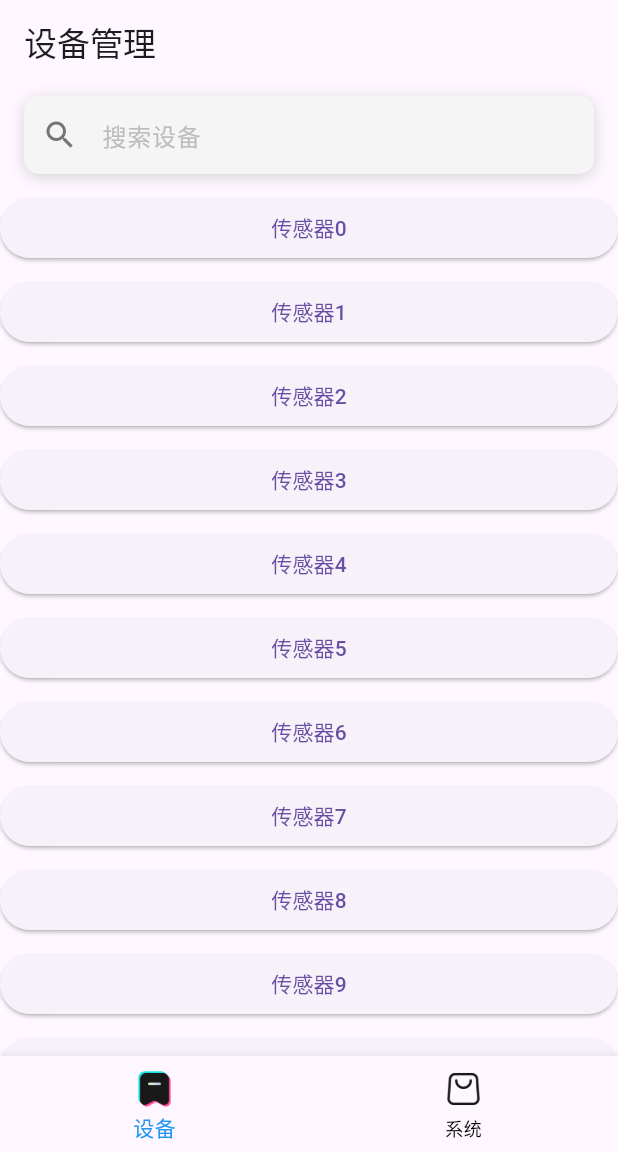
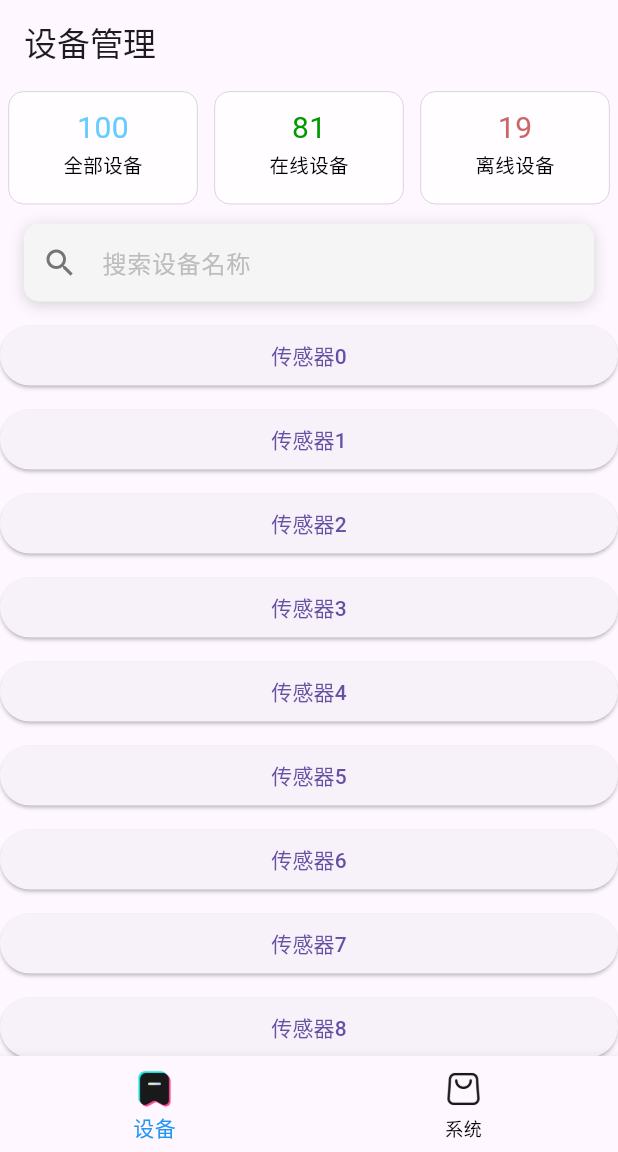
Before and after one commit to Nahida1O27/UI4LoRaWAN, a Flutter app: the screen it shows after launch, on a phone screen of 412 x 824 dp, the part 84-1236 px from its top. Run offline on Flutter 3.47's test engine with Material 3 defaults, Android fonts, the phone set to English and light mode, and no system bars.

Commit message:
实现了DeviceCard控件
Co-authored-by: Copilot <copilot@github.com>

```diff
--- /dev/null
+++ b/lib/components/Device/device_card.dart
@@ -0,0 +1,44 @@
+import 'package:flutter/material.dart';
+
+//单个卡片组件
+class DeviceCard extends StatelessWidget {
+  final Map<String, String> cardInfo;
+  const DeviceCard({super.key, required this.cardInfo});
+
+  @override
+  Widget build(BuildContext context) {
+    final double containerWidth = MediaQuery.of(context).size.width * 11 / 36;
+    final double containerMargin =
+        (MediaQuery.of(context).size.width - 3 * containerWidth) / 6.0;
+    return Container(
+      //根据屏幕宽度，每个卡片占1/3个屏幕（算上预留的空间）
+      width: containerWidth,
+      height: 75,
+      margin: EdgeInsets.symmetric(
+        horizontal: containerMargin,
+        vertical: 5,
+      ), //容器外部间距
+      padding: EdgeInsets.all(10), //容器内部间距
+      decoration: BoxDecoration(
+        color: Colors.white70,
+        borderRadius: BorderRadius.circular(10),
+        border: Border.all(color: Colors.black, width: 0.1),
+      ),
+      child: Column(
+        children: [
+          Text(
+            cardInfo["设备数量"]!,
+            style: TextStyle(
+              fontSize: 20,
+              color: Color(int.parse(cardInfo["设备数量文本颜色"]!)),
+            ),
+          ),
+          Text(
+            cardInfo["设备类型"]!,
+            style: TextStyle(fontSize: 13, color: Colors.black),
+          ),
+        ],
+      ),
+    );
+  }
+}
--- a/lib/components/Device/search_label.dart
+++ b/lib/components/Device/search_label.dart
@@ -5,7 +5,7 @@ import 'package:flutter/material.dart';
 class Searchlabel extends StatefulWidget {
   final Function(String)? onSearch;
   final String hintText;
-  const Searchlabel({super.key, this.hintText = "搜索设备", this.onSearch});
+  const Searchlabel({super.key, this.hintText = "搜索设备名称", this.onSearch});
 
   @override
   State<Searchlabel> createState() => _SearchlabelState();
--- a/lib/pages/Device/index.dart
+++ b/lib/pages/Device/index.dart
@@ -1,5 +1,18 @@
 import 'package:flutter/material.dart';
+import 'package:lorawan/components/Device/device_card.dart';
 import 'package:lorawan/components/Device/search_label.dart';
+
+final List<Map<String, String>> _deviceInfo = [
+  {"设备类型": "全部设备", "设备数量": "100", "设备数量文本颜色": "0xff66ccff"},
+  {"设备类型": "在线设备", "设备数量": "81", "设备数量文本颜色": "0xff009A00"}, //深绿色
+  {"设备类型": "离线设备", "设备数量": "19", "设备数量文本颜色": "0xffcc6666"},
+];
+//把list信息传入，生成一行卡片组建
+List<DeviceCard> _generateDeviceCards(List<Map<String, String>> info) {
+  return List.generate(info.length, (int index) {
+    return DeviceCard(cardInfo: info[index]);
+  });
+}
 
 class DevicePage extends StatefulWidget {
   const DevicePage({super.key});
@@ -15,11 +28,15 @@ class _DevicePageState extends State<DevicePage> {
       appBar: AppBar(title: Text("设备管理")),
       body: Column(
         children: [
-          Row(children: []), //总设备|在线设备|离线设备
-          Center(child: Searchlabel()), //文本输入搜索框
-          Row(children: [SizedBox()]), //四个圆角按钮
+          //总设备|在线设备|离线设备
+          Center(child: Row(children: _generateDeviceCards(_deviceInfo))),
+          //文本输入搜索框
+          Center(child: Searchlabel()),
+          //四个圆角按钮
+          Row(children: [SizedBox()]),
           //可滚动的传感器列表，每项为紧挨着长方形按钮，占据左右大部分空间，点击按钮跳转到具体的传感器详情页面
           Flexible(
+            //延迟加载列表项，优化性能
             child: ListView.builder(
               itemCount: 20,
               itemBuilder: (context, index) {
```
